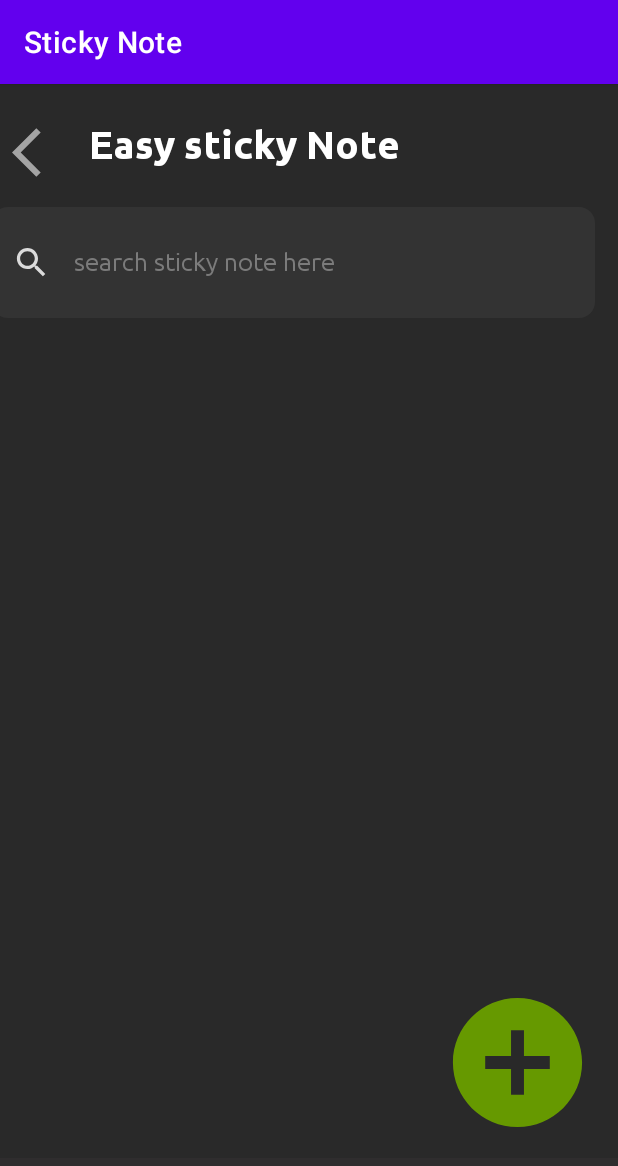
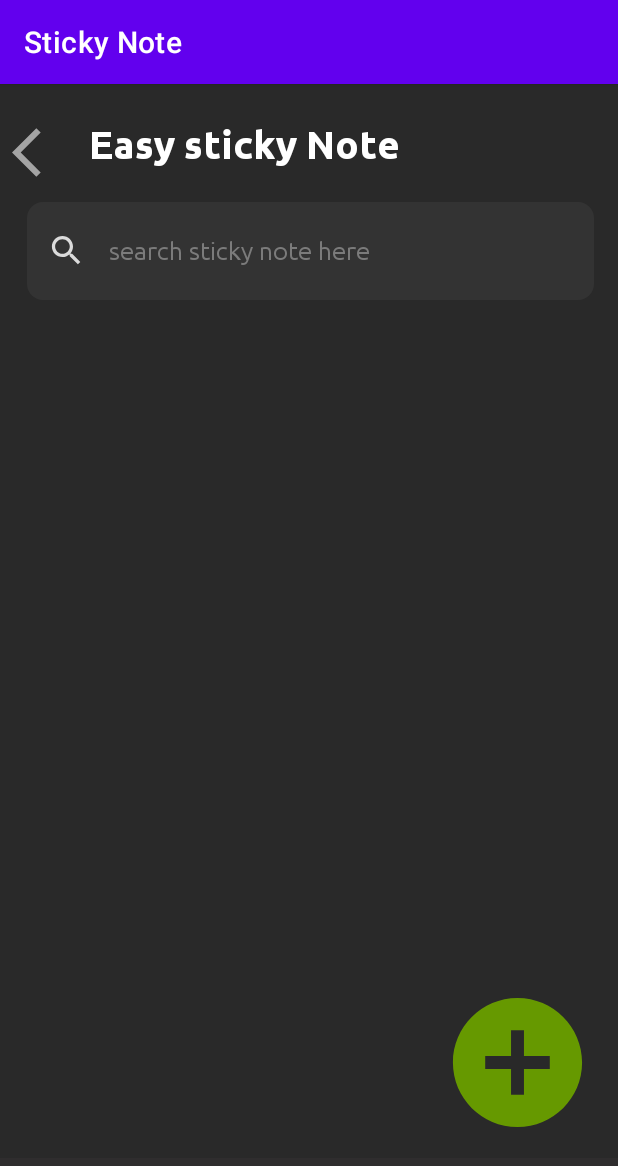
Before and after one commit to SupunGurusinghe/MAD_Group_Project, an Android app: the stkAfterType screen opened directly, with no data from a screen before it, on a phone screen of 412 x 824 dp. Shown: the top 1166 px of the screen. Run offline under Robolectric (Android 15) with nearby library versions, the phone set to English and light mode, and no system bars; our stand-ins replace sdp/ssp sizes.

Commit message:
recyclerview complete

```diff
--- a/app/src/main/res/layout/activity_stk_after_type.xml
+++ b/app/src/main/res/layout/activity_stk_after_type.xml
@@ -42,8 +42,8 @@
 
     <LinearLayout
         android:id="@+id/Searchstknotes"
-        android:layout_width="402dp"
-        android:layout_height="74dp"
+        android:layout_width="378dp"
+        android:layout_height="65dp"
         android:layout_marginTop="@dimen/_15sdp"
         android:layout_marginEnd="16dp"
         android:layout_marginRight="16dp"
@@ -55,7 +55,7 @@
         app:layout_constraintBottom_toBottomOf="parent"
         app:layout_constraintEnd_toEndOf="parent"
         app:layout_constraintTop_toBottomOf="@id/tv_backhome"
-        app:layout_constraintVertical_bias="0.005">
+        app:layout_constraintVertical_bias="0.0">
 
         <ImageView
             android:layout_width="@dimen/_20sdp"
@@ -85,8 +85,8 @@
 
     <androidx.recyclerview.widget.RecyclerView
         android:id="@+id/passwordRecyclerView"
-        android:layout_width="421dp"
-        android:layout_height="623dp"
+        android:layout_width="399dp"
+        android:layout_height="521dp"
         android:clipToPadding="false"
         android:paddingStart="0dp"
         android:paddingLeft="0dp"
```
